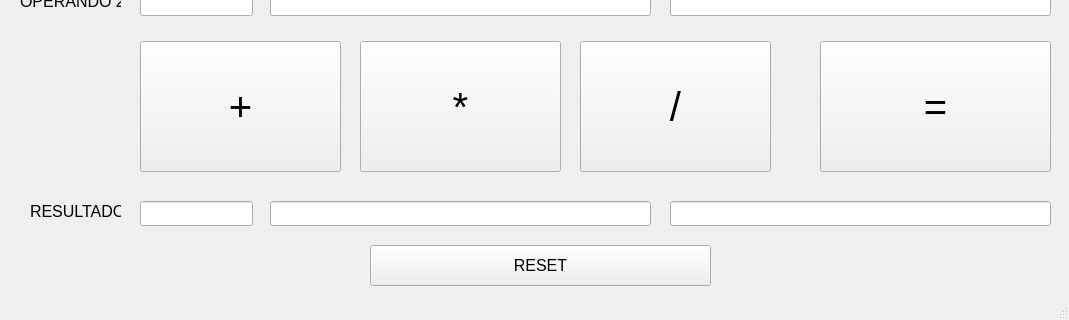
dalcoa00/p4-ARCO-2023, file mainwindow.ui: the form before one commit; both pictures show x 0 to 1069 and y 149 to 469 of the 1069 by 469 pixel window.
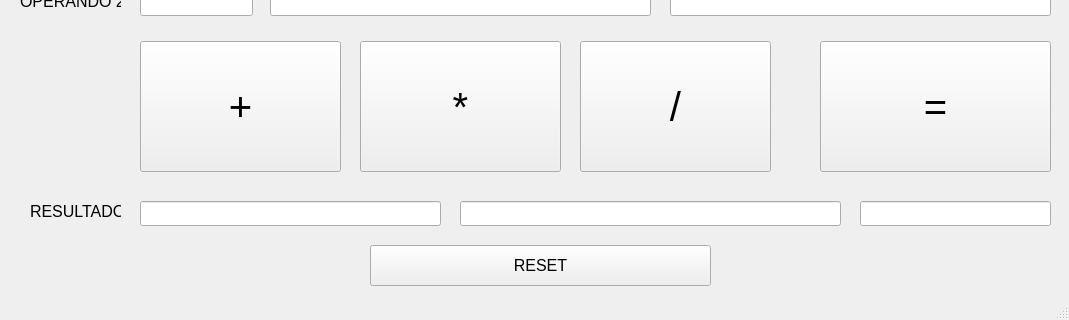
The form after the commit.

Commit message: Cambio pequeño

```diff
--- a/mainwindow.ui
+++ b/mainwindow.ui
@@ -235,7 +235,7 @@
      <rect>
       <x>140</x>
       <y>350</y>
-      <width>113</width>
+      <width>301</width>
       <height>25</height>
      </rect>
     </property>
@@ -251,7 +251,7 @@
    <widget class="QLineEdit" name="resulIEEE">
     <property name="geometry">
      <rect>
-      <x>270</x>
+      <x>460</x>
       <y>350</y>
       <width>381</width>
       <height>25</height>
@@ -269,9 +269,9 @@
    <widget class="QLineEdit" name="resulHex">
     <property name="geometry">
      <rect>
-      <x>670</x>
+      <x>860</x>
       <y>350</y>
-      <width>381</width>
+      <width>191</width>
       <height>25</height>
      </rect>
     </property>
```
The commit also changes 1 other file.
